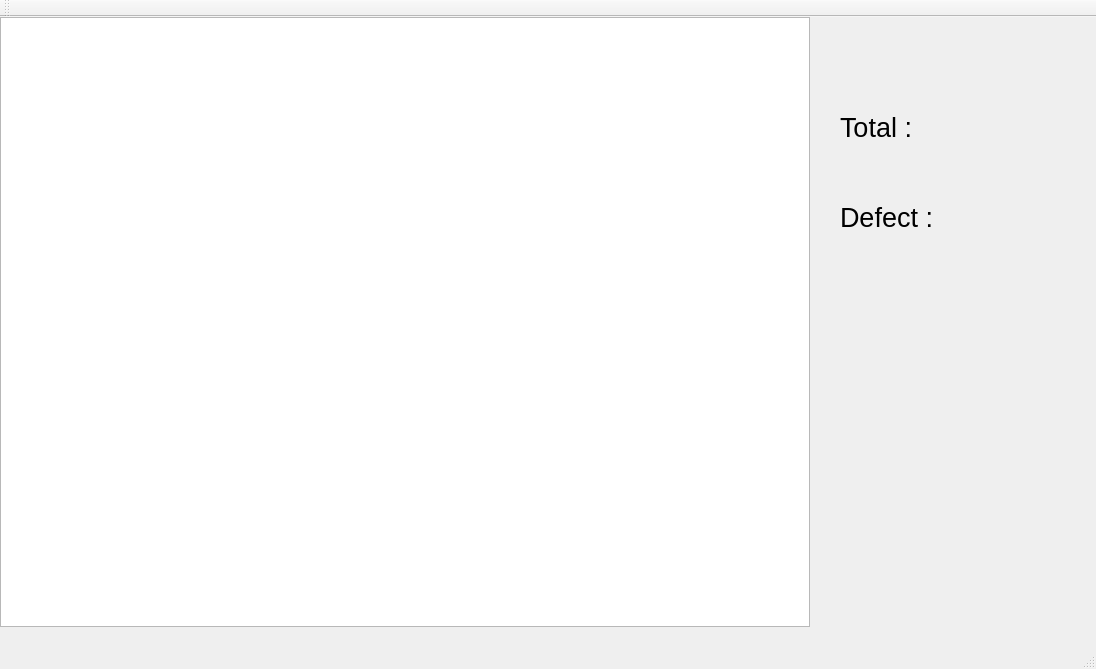
The window that mainwindow.ui (nasserGanjali/baslerCamera-findHole-openCV) describes before a commit, drawn with Qt 5.
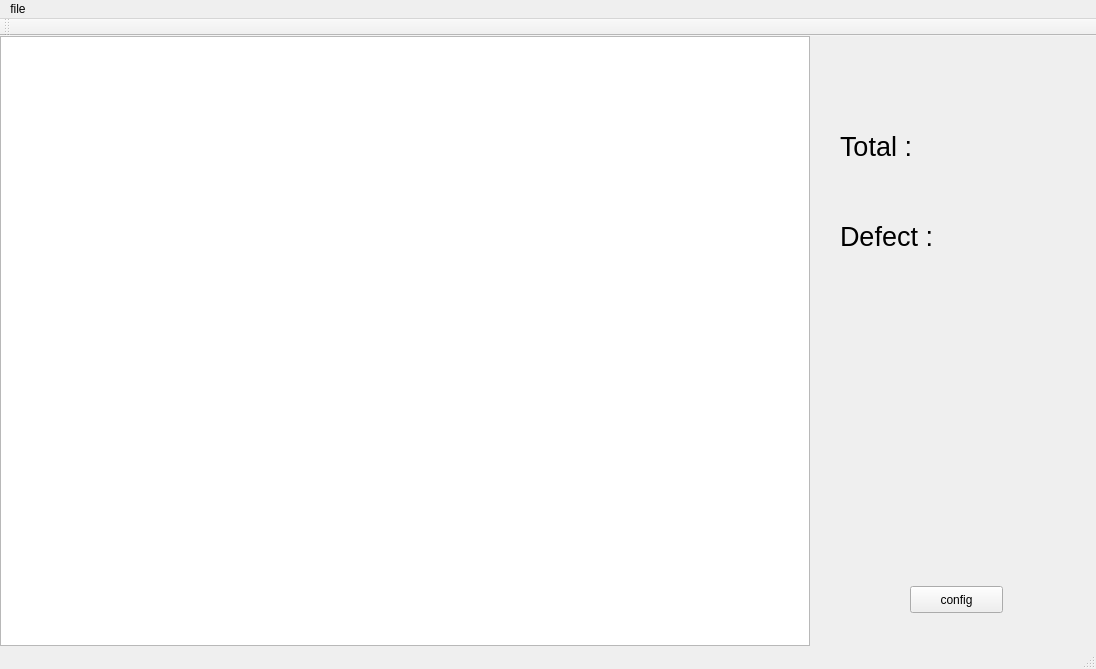
The same window after the commit.

Commit message: add config algorithm dialog

The edit to the form file:
```diff
--- a/mainwindow.ui
+++ b/mainwindow.ui
@@ -60,6 +60,19 @@
      <string>Defect :</string>
     </property>
    </widget>
+   <widget class="QPushButton" name="pushButton">
+    <property name="geometry">
+     <rect>
+      <x>910</x>
+      <y>550</y>
+      <width>93</width>
+      <height>27</height>
+     </rect>
+    </property>
+    <property name="text">
+     <string>config</string>
+    </property>
+   </widget>
   </widget>
   <widget class="QMenuBar" name="menuBar">
    <property name="geometry">
@@ -70,6 +83,12 @@
      <height>25</height>
     </rect>
    </property>
+   <widget class="QMenu" name="menuFile">
+    <property name="title">
+     <string>file</string>
+    </property>
+   </widget>
+   <addaction name="menuFile"/>
   </widget>
   <widget class="QToolBar" name="mainToolBar">
    <attribute name="toolBarArea">
```
The commit also changes 6 other files.
